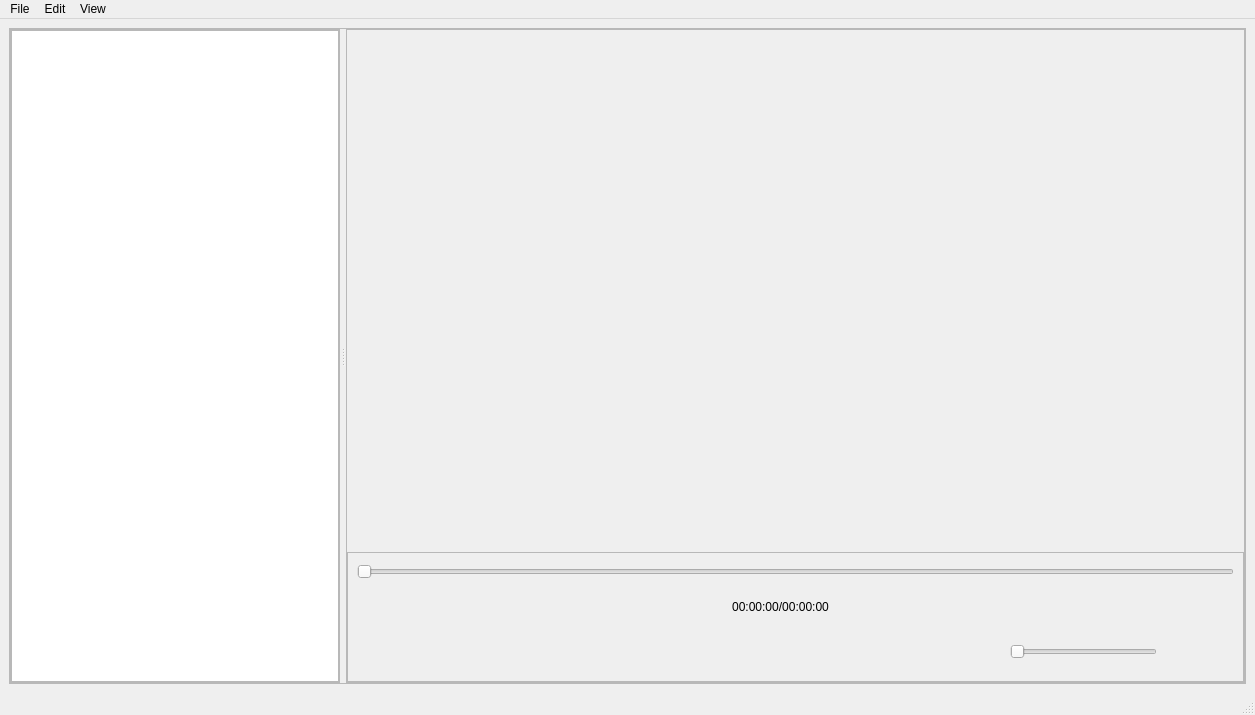
Qt form src/mainwindow.ui (jcfain/XTPlayer) before a commit.
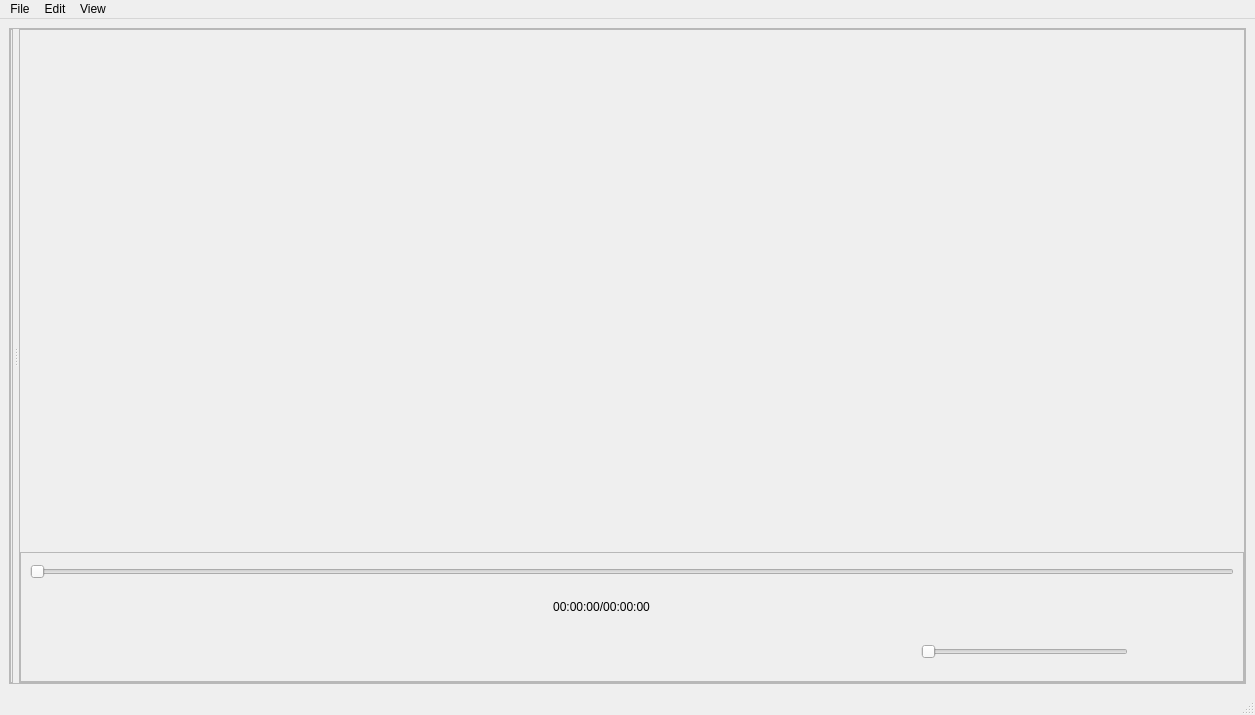
The same form after that commit. Icons and pictures are not drawn. Custom widgets are drawn as their Qt base class.

Commit message: Adding windowed mode for library. Adding buttons for refresh random and windowed

The edit to the form file:
```diff
--- a/src/mainwindow.ui
+++ b/src/mainwindow.ui
@@ -108,31 +108,6 @@
                <property name="spacing">
                 <number>0</number>
                </property>
-               <item row="0" column="0">
-                <widget class="QListWidget" name="LibraryList">
-                 <property name="minimumSize">
-                  <size>
-                   <width>200</width>
-                   <height>0</height>
-                  </size>
-                 </property>
-                 <property name="maximumSize">
-                  <size>
-                   <width>16777215</width>
-                   <height>16777215</height>
-                  </size>
-                 </property>
-                 <property name="baseSize">
-                  <size>
-                   <width>0</width>
-                   <height>0</height>
-                  </size>
-                 </property>
-                 <property name="editTriggers">
-                  <set>QAbstractItemView::DoubleClicked|QAbstractItemView::EditKeyPressed</set>
-                 </property>
-                </widget>
-               </item>
               </layout>
              </widget>
              <widget class="QFrame" name="medialAndControlsFrame">
```
The commit also changes 17 other files.
